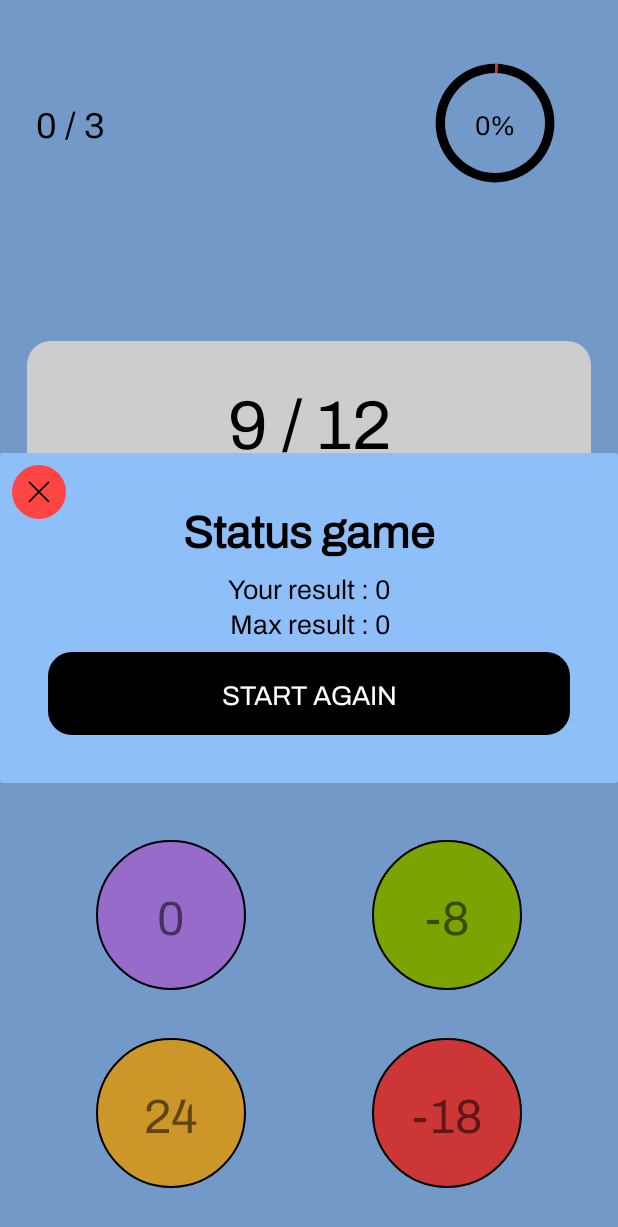
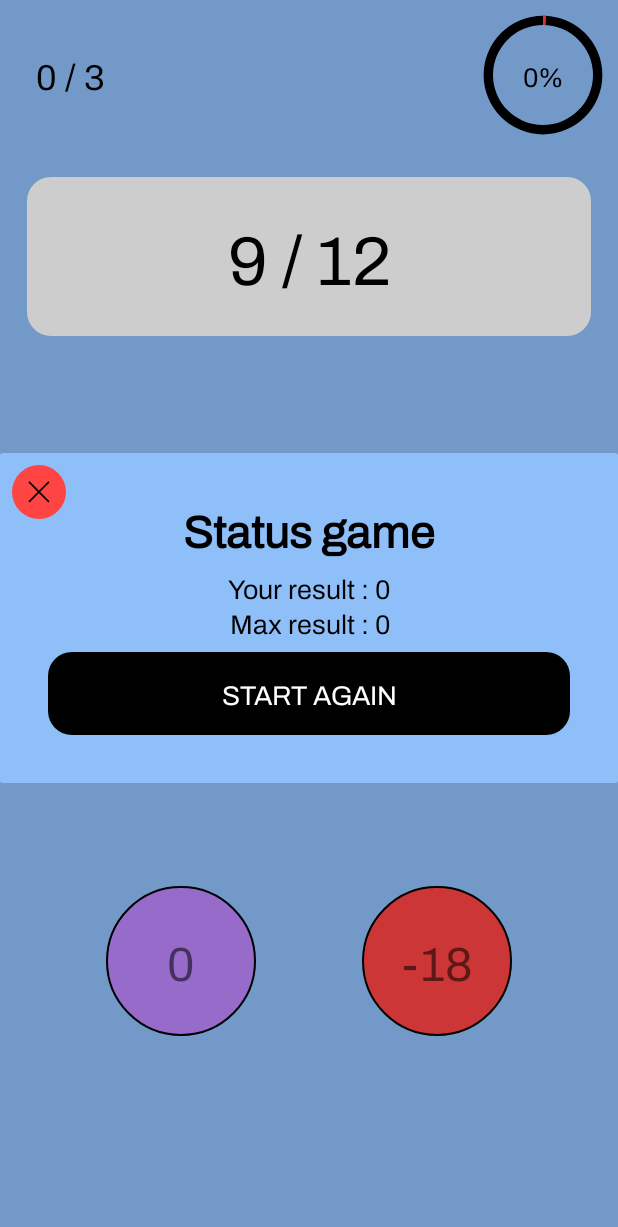
Before and after one commit to maxjogobella/brain_trainer_for_kids, an Android app: the GameActivity screen opened directly, with no data from a screen before it, after a tap on "-18", on a phone screen of 412 x 824 dp. Shown: the top 1227 px of the screen. Run offline under Robolectric (Android 15) with nearby library versions, the phone set to English and light mode, and no system bars; 2 other taps on this screen came first.

Commit message:
refactoring in activities

```diff
--- a/app/src/main/java/com/example/myapplication/GameActivity.kt
+++ b/app/src/main/java/com/example/myapplication/GameActivity.kt
@@ -1,5 +1,6 @@
 package com.example.myapplication
 
+import android.annotation.SuppressLint
 import android.app.Dialog
 import android.content.Context
 import android.content.Intent
@@ -27,18 +28,19 @@ class GameActivity : AppCompatActivity() {
     private var inCorrect : Int = 0
 
     override fun onCreate(savedInstanceState: Bundle?) {
+        super.onCreate(savedInstanceState)
         binding = ActivityGameBinding.inflate(layoutInflater).apply {
             setContentView(root)
         }
         viewModel = ViewModelProvider(this)[GameViewModel::class.java]
+        initApp()
+    }
 
-        super.onCreate(savedInstanceState)
-        setListenerIntoOptions()
+    private fun initApp() {
+        initAnswersToButtons()
         initQuestions()
         startTimer()
-        setTimer()
-
-
+        updateTimer()
     }
 
     private fun startTimer() {
@@ -63,8 +65,8 @@ class GameActivity : AppCompatActivity() {
        }
    }
 
-   private fun setTimer() {
-
+   @SuppressLint("SetTextI18n")
+   private fun updateTimer() {
        viewModel.isTimerFinished().observe(this) {isFinishing ->
            if (isFinishing) {
                showDialog()
@@ -81,15 +83,15 @@ class GameActivity : AppCompatActivity() {
    }
 
    private fun setTextIntoOptions() {
-
-       val list : List<Int>
-
-       list = if (getPreferences(EXTRA_LEVEL_KEY, 0) == 1) {
-           viewModel.generateQuestion(Difficulty.EASY)
-       } else if (getPreferences(EXTRA_LEVEL_KEY, 0) == 2) {
-           viewModel.generateQuestion(Difficulty.MEDIUM)
-       } else {
-           viewModel.generateQuestion(Difficulty.HARD)
+       val list : List<Int> = when(getPreferences(EXTRA_LEVEL_KEY, 0))   {
+           1 -> {
+               viewModel.generateQuestion(Difficulty.EASY)
+           }
+           2 -> {
+               viewModel.generateQuestion(Difficulty.MEDIUM)
+           } else -> {
+               viewModel.generateQuestion(Difficulty.HARD)
+           }
        }
 
        binding.option1.text = list[0].toString()
@@ -98,7 +100,8 @@ class GameActivity : AppCompatActivity() {
        binding.option4.text = list[3].toString()
    }
 
-   private fun setListenerIntoOptions() {
+   @SuppressLint("SetTextI18n")
+   private fun initAnswersToButtons() {
        var correctAnswer = ""
        viewModel.getCorrectAnswer().observe(this) {answer ->
            correctAnswer = answer.toString()
@@ -115,7 +118,7 @@ class GameActivity : AppCompatActivity() {
            }
            else {
                counter++
-               binding.attempts.text = "$counter / $inCorrect"
+               binding.attempts.text = "${this.counter} / $inCorrect"
                initQuestions()
            }
        }
@@ -126,32 +129,37 @@ class GameActivity : AppCompatActivity() {
        binding.option4.setOnClickListener(optionClickListener)
    }
 
+   @SuppressLint("SetTextI18n")
    private fun showDialog() {
        val dialog = Dialog(this, R.style.Theme_MyApplication)
        with(dialog) {
-           window?.setBackgroundDrawable(ColorDrawable(Color.argb(50, 0, 0, 0)))
+           window?.setBackgroundDrawable(
+               ColorDrawable(Color.argb(50, 0, 0, 0)))
            setContentView(R.layout.popup_status)
            setCancelable(true)
        }
 
-      val result = dialog.findViewById<TextView>(R.id.my_result)
-       val max_result = dialog.findViewById<TextView>(R.id.my_max_result)
+       val result = dialog.findViewById<TextView>(R.id.my_result)
+       val maxResultView = dialog.findViewById<TextView>(R.id.my_max_result)
        result.text = "${getString(R.string.your_result)} $counter"
 
-       val savedInt = getUserInfo().maxValue
-       if (counter >= savedInt) {
-           getSharedPreferences(SHARED_PREF_APPLICATION_NAME, MODE_PRIVATE).edit().putInt(EXTRA_MAX_VALUE, counter).apply()
+       val maxSavedResult = getUserInfo().maxValue
+
+       if (counter >= maxSavedResult) {
+           getSharedPreferences(SHARED_PREF_APPLICATION_NAME,
+               MODE_PRIVATE).edit().putInt(EXTRA_MAX_VALUE, counter).apply()
        }
 
-       max_result.text = "${getString(R.string.max_result)} $savedInt"
-
+       maxResultView.text = "${getString(R.string.max_result)} $maxSavedResult"
        startAgain(dialog)
-
        dialog.show()
    }
 
-   private fun getPreferences(key : String, defaultValue : Int) : Int {
-       return getSharedPreferences(SHARED_PREF_APPLICATION_NAME, MODE_PRIVATE).getInt(key, defaultValue)
+   private fun getPreferences(
+       key : String,
+       defaultValue : Int) : Int {
+       return getSharedPreferences(
+           SHARED_PREF_APPLICATION_NAME, MODE_PRIVATE).getInt(key, defaultValue)
    }
 
 
--- a/app/src/main/java/com/example/myapplication/viewmodels/GameViewModel.kt
+++ b/app/src/main/java/com/example/myapplication/viewmodels/GameViewModel.kt
@@ -14,7 +14,7 @@ class GameViewModel : ViewModel() {
     private val secondsLiveData = MutableLiveData<Int>()
     private val isTimerFinishedLiveData = MutableLiveData(false)
     private val questionLiveData = MutableLiveData<String>()
-    private var timer : CountDownTimer? = null
+    private var timer: CountDownTimer? = null
 
     fun generateQuestion(difficulty: Difficulty): List<Int> {
         val (a, b) = List(2) { kotlin.random.Random.nextInt(difficulty.range) }
--- a/app/src/main/res/layout/activity_game.xml
+++ b/app/src/main/res/layout/activity_game.xml
@@ -1,18 +1,24 @@
 <?xml version="1.0" encoding="utf-8"?>
-<androidx.constraintlayout.widget.ConstraintLayout xmlns:android="http://schemas.android.com/apk/res/android"
+<ScrollView xmlns:android="http://schemas.android.com/apk/res/android"
     xmlns:app="http://schemas.android.com/apk/res-auto"
     xmlns:tools="http://schemas.android.com/tools"
     android:layout_width="match_parent"
     android:layout_height="match_parent"
     tools:context=".GameActivity"
+    android:fillViewport="true">
+
+    <androidx.constraintlayout.widget.ConstraintLayout
+        android:layout_width="match_parent"
+        android:layout_height="wrap_content"
         android:background="@color/onboarding_one">
+
 
         <TextView
             android:id="@+id/timerPercent"
+            android:layout_width="wrap_content"
+            android:layout_height="wrap_content"
             android:fontFamily="@font/archivo"
             android:textColor="@color/black"
-        android:layout_width="wrap_content"
-        android:layout_height="wrap_content"
             android:textSize="18sp"
             app:layout_constraintBottom_toBottomOf="@+id/timer"
             app:layout_constraintEnd_toEndOf="@+id/timer"
@@ -21,13 +27,12 @@
             tools:text="60%" />
 
         <ProgressBar
-        android:layout_margin="32dp"
             android:id="@+id/timer"
             style="@style/CircularDeterminateProgressBar"
             android:layout_width="100dp"
             android:layout_height="100dp"
-        app:layout_constraintTop_toTopOf="parent"
-        app:layout_constraintEnd_toEndOf="parent"/>
+            app:layout_constraintEnd_toEndOf="parent"
+            app:layout_constraintTop_toTopOf="parent" />
 
         <TextView
             android:id="@+id/attempts"
@@ -45,36 +50,35 @@
             app:layout_constraintTop_toTopOf="@+id/timer" />
 
         <TextView
-        android:visibility="gone"
+            android:id="@+id/timer1"
+            android:layout_width="wrap_content"
+            android:layout_height="wrap_content"
+            android:layout_margin="16dp"
             android:background="@drawable/custom_button"
             android:fontFamily="@font/archivo"
-        android:layout_margin="16dp"
-        tools:text="00:18"
             android:padding="8dp"
             android:textColor="@android:color/holo_green_light"
             android:textSize="24sp"
-        android:id="@+id/timer1"
+            android:visibility="gone"
+            app:layout_constraintEnd_toEndOf="parent"
             app:layout_constraintTop_toTopOf="parent"
-        app:layout_constraintEnd_toEndOf="parent"
-        android:layout_width="wrap_content"
-        android:layout_height="wrap_content"/>
+            tools:text="00:18" />
 
         <TextView
-        android:padding="24dp"
-        android:layout_margin="18dp"
-        android:background="@drawable/custom_button_level"
             android:id="@+id/question"
             android:layout_width="match_parent"
             android:layout_height="wrap_content"
+            android:layout_margin="18dp"
+            android:background="@drawable/custom_button_level"
             android:fontFamily="@font/archivo"
+            android:padding="24dp"
             android:textAlignment="center"
             android:textColor="@color/black"
             android:textSize="46sp"
-        app:layout_constraintBottom_toTopOf="@+id/option1"
             app:layout_constraintHorizontal_bias="1.0"
             app:layout_constraintLeft_toLeftOf="parent"
             app:layout_constraintRight_toRightOf="parent"
-        app:layout_constraintTop_toTopOf="parent"
+            app:layout_constraintTop_toBottomOf="@+id/timer"
             tools:text="31 + 35" />
 
 
@@ -82,53 +86,54 @@
             android:id="@+id/option1"
             android:layout_width="100dp"
             android:layout_height="100dp"
-        android:layout_marginBottom="32dp"
             android:background="@drawable/custom_option_1"
             android:fontFamily="@font/archivo"
             android:gravity="center"
             android:textAlignment="center"
             android:textSize="32sp"
-        app:layout_constraintBottom_toTopOf="@+id/option3"
-        app:layout_constraintEnd_toEndOf="@+id/option3"
-        app:layout_constraintStart_toStartOf="@+id/option3"
+            app:layout_constraintBottom_toBottomOf="parent"
+            app:layout_constraintEnd_toStartOf="@+id/option4"
+            app:layout_constraintHorizontal_bias="0.5"
+            app:layout_constraintStart_toStartOf="parent"
+            app:layout_constraintTop_toBottomOf="@+id/option3"
             tools:text="-13" />
 
         <TextView
             android:id="@+id/option2"
             android:layout_width="100dp"
             android:layout_height="100dp"
-        android:layout_marginBottom="32dp"
             android:background="@drawable/custom_option_2"
             android:fontFamily="@font/archivo"
             android:gravity="center"
             android:textAlignment="center"
             android:textSize="32sp"
             app:layout_constraintBottom_toTopOf="@+id/option4"
-        app:layout_constraintEnd_toEndOf="@+id/option4"
-        app:layout_constraintStart_toStartOf="@+id/option4"
+            app:layout_constraintEnd_toEndOf="parent"
+            app:layout_constraintHorizontal_bias="0.5"
+            app:layout_constraintStart_toEndOf="@+id/option3"
+            app:layout_constraintTop_toBottomOf="@+id/question"
             tools:text="-18" />
 
         <TextView
             android:id="@+id/option3"
             android:layout_width="100dp"
             android:layout_height="100dp"
-        android:layout_marginStart="64dp"
-        android:layout_marginBottom="32dp"
             android:background="@drawable/custom_option_3"
             android:fontFamily="@font/archivo"
             android:gravity="center"
             android:textAlignment="center"
             android:textSize="32sp"
-        app:layout_constraintBottom_toBottomOf="parent"
+            app:layout_constraintBottom_toTopOf="@+id/option1"
+            app:layout_constraintEnd_toStartOf="@+id/option2"
+            app:layout_constraintHorizontal_bias="0.5"
             app:layout_constraintStart_toStartOf="parent"
+            app:layout_constraintTop_toBottomOf="@+id/question"
             tools:text="-13" />
 
         <TextView
             android:id="@+id/option4"
             android:layout_width="100dp"
             android:layout_height="100dp"
-        android:layout_marginEnd="64dp"
-        android:layout_marginBottom="32dp"
             android:background="@drawable/custom_option_4"
             android:fontFamily="@font/archivo"
             android:gravity="center"
@@ -136,7 +141,13 @@
             android:textSize="32sp"
             app:layout_constraintBottom_toBottomOf="parent"
             app:layout_constraintEnd_toEndOf="parent"
+            app:layout_constraintHorizontal_bias="0.5"
+            app:layout_constraintStart_toEndOf="@+id/option1"
+            app:layout_constraintTop_toBottomOf="@+id/option2"
             tools:text="-18" />
 
 
     </androidx.constraintlayout.widget.ConstraintLayout>
+
+
+</ScrollView>
```
Also changed, not shown: app/src/main/java/com/example/myapplication/MainActivity.kt (+11 -4 lines), app/src/main/java/com/example/myapplication/MenuActivity.kt (+43 -40 lines), app/src/main/res/layout/activity_menu.xml (+15 -4 lines), app/src/main/res/layout/fragment_onboarding1.xml (+13 -2 lines), app/src/main/res/layout/fragment_onboarding2.xml (+11 -2 lines), app/src/main/res/layout/fragment_onboarding3.xml (+9 -2 lines). Lines whose indentation alone changed are shown as unchanged.
